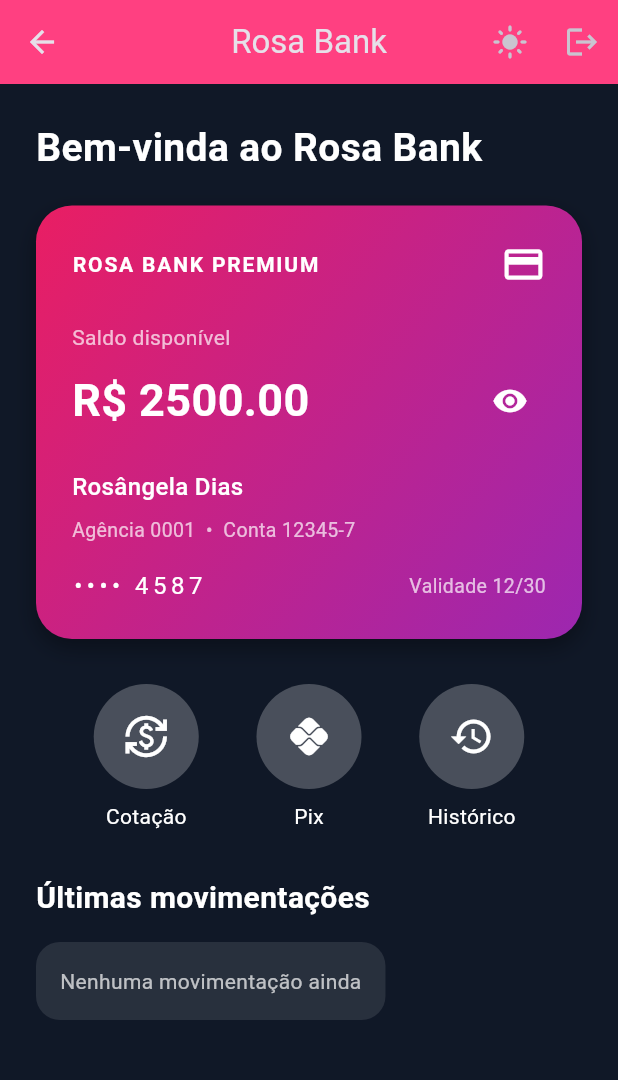
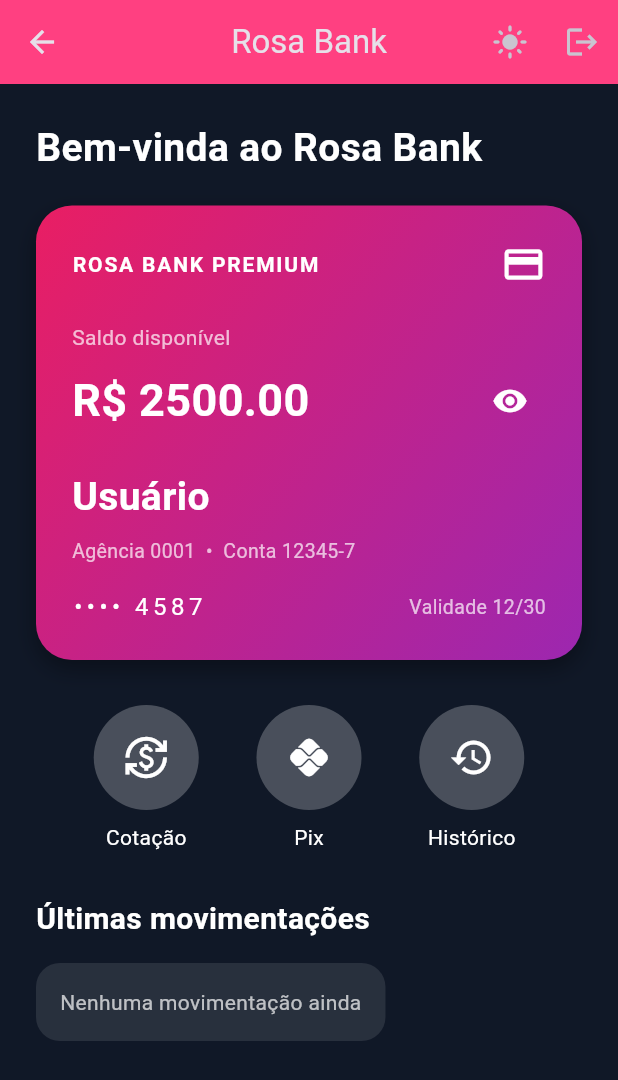
Before and after one commit to Rosangeladias88/rosa-bank, a Flutter app: the PrincipalPage screen opened by its route, after a tap on the "visibility off" icon, on a phone screen of 412 x 824 dp. Shown: the top 1080 px of the screen. Run offline on Flutter 3.47's test engine with Material 3 defaults, Android fonts, the phone set to English and light mode, and no system bars; our stand-ins replace fl_chart, shared_preferences; accounts and stored records are empty.

Commit message:
Exibe nome do usuario cadastrado na tela principal

```diff
--- a/lib/principal.dart
+++ b/lib/principal.dart
@@ -2,6 +2,7 @@
 import 'dados_saldo.dart';
 import 'dados_transferencia.dart';
 import 'tema.dart';
+import 'package:shared_preferences/shared_preferences.dart';
 
 class PrincipalPage extends StatefulWidget {
   const PrincipalPage({super.key});
@@ -12,6 +13,21 @@
 
 class _PrincipalPageState extends State<PrincipalPage> {
   bool mostrarSaldo = false;
+  String nomeUsuario = 'Usuário';
+
+  @override
+  void initState() {
+    super.initState();
+    carregarNomeUsuario();
+  }
+
+  Future<void> carregarNomeUsuario() async {
+    final prefs = await SharedPreferences.getInstance();
+
+    setState(() {
+      nomeUsuario = prefs.getString('nome') ?? 'Usuário';
+    });
+  }
 
   @override
   Widget build(BuildContext context) {
@@ -66,10 +82,7 @@
                 padding: const EdgeInsets.all(24),
                 decoration: BoxDecoration(
                   gradient: const LinearGradient(
-                    colors: [
-                      Color(0xFFE91E63),
-                      Color(0xFF9C27B0),
-                    ],
+                    colors: [Color(0xFFE91E63), Color(0xFF9C27B0)],
                     begin: Alignment.topLeft,
                     end: Alignment.bottomRight,
                   ),
@@ -96,11 +109,7 @@
                             letterSpacing: 1.2,
                           ),
                         ),
-                        Icon(
-                          Icons.credit_card,
-                          color: Colors.white,
-                          size: 30,
-                        ),
+                        Icon(Icons.credit_card, color: Colors.white, size: 30),
                       ],
                     ),
 
@@ -108,10 +117,7 @@
 
                     const Text(
                       'Saldo disponível',
-                      style: TextStyle(
-                        color: Colors.white70,
-                        fontSize: 14,
-                      ),
+                      style: TextStyle(color: Colors.white70, fontSize: 14),
                     ),
 
                     const SizedBox(height: 8),
@@ -146,13 +152,12 @@
                     ),
 
                     const SizedBox(height: 22),
-
-                    const Text(
-                      'Rosângela Dias',
-                      style: TextStyle(
+                    Text(
+                      nomeUsuario,
+                      style: const TextStyle(
                         color: Colors.white,
-                        fontSize: 16,
-                        fontWeight: FontWeight.w500,
+                        fontSize: 26,
+                        fontWeight: FontWeight.bold,
                       ),
                     ),
 
@@ -160,10 +165,7 @@
 
                     const Text(
                       'Agência 0001  •  Conta 12345-7',
-                      style: TextStyle(
-                        color: Colors.white70,
-                        fontSize: 13,
-                      ),
+                      style: TextStyle(color: Colors.white70, fontSize: 13),
                     ),
 
                     const SizedBox(height: 16),
@@ -181,10 +183,7 @@
                         ),
                         Text(
                           'Validade 12/30',
-                          style: TextStyle(
-                            color: Colors.white70,
-                            fontSize: 13,
-                          ),
+                          style: TextStyle(color: Colors.white70, fontSize: 13),
                         ),
                       ],
                     ),
@@ -245,10 +244,9 @@
                         ),
                       )
                     : Column(
-                        children: historicoTransferencias
-                            .reversed
-                            .take(3)
-                            .map((transferencia) {
+                        children: historicoTransferencias.reversed.take(3).map((
+                          transferencia,
+                        ) {
                           return ListTile(
                             leading: const Icon(
                               Icons.arrow_upward,
@@ -257,9 +255,7 @@
                             title: Text(
                               'Pix para ${transferencia['nome']}',
                               style: TextStyle(
-                                color: modoEscuro
-                                    ? Colors.white
-                                    : Colors.black,
+                                color: modoEscuro ? Colors.white : Colors.black,
                               ),
                             ),
                             subtitle: Text(
@@ -295,8 +291,7 @@
         children: [
           CircleAvatar(
             radius: 35,
-            backgroundColor:
-                modoEscuro ? Colors.white24 : Colors.pink.shade100,
+            backgroundColor: modoEscuro ? Colors.white24 : Colors.pink.shade100,
             child: Icon(
               icone,
               color: modoEscuro ? Colors.white : Colors.pinkAccent,
@@ -306,9 +301,7 @@
           const SizedBox(height: 8),
           Text(
             titulo,
-            style: TextStyle(
-              color: modoEscuro ? Colors.white : Colors.black,
-            ),
+            style: TextStyle(color: modoEscuro ? Colors.white : Colors.black),
           ),
         ],
       ),
```
